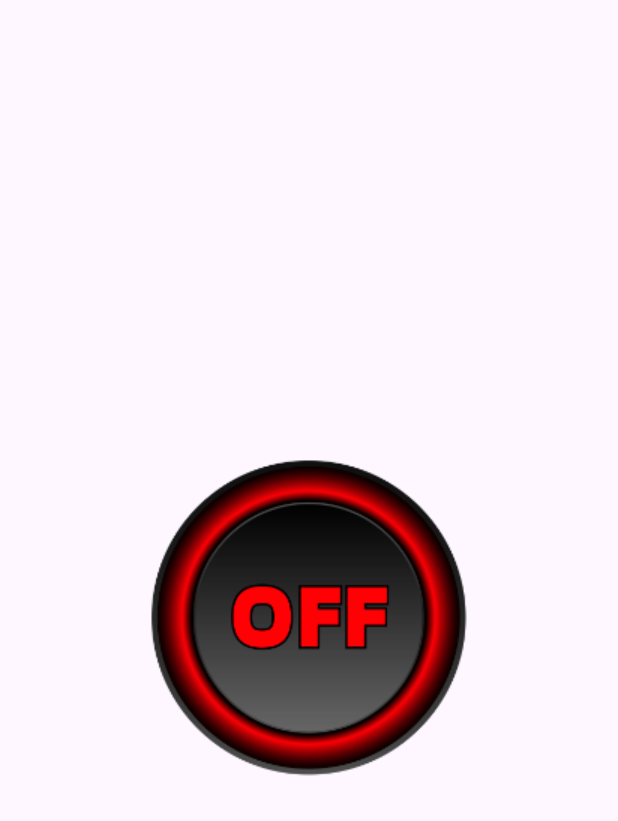
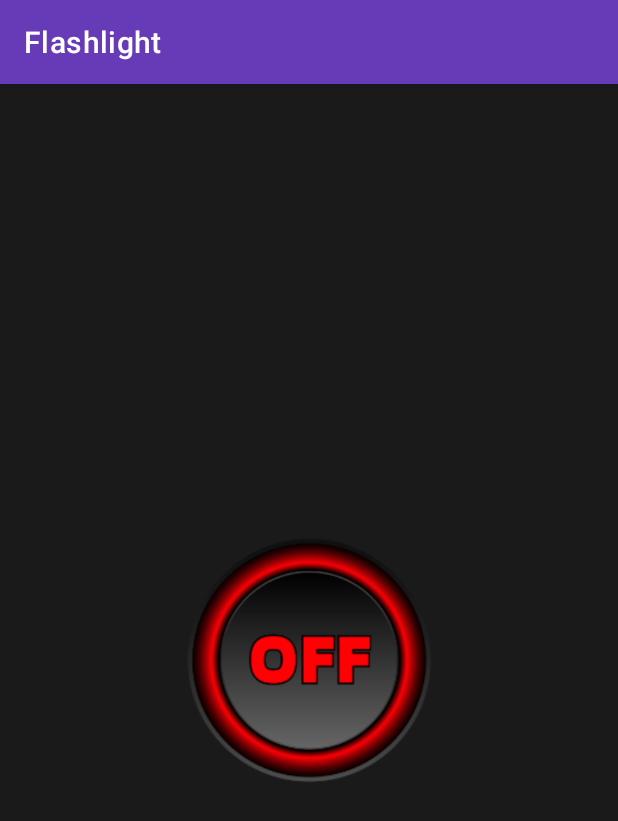
Before and after one commit to Broody-boy/Flashlight_App, an Android app: the MainActivity screen opened directly, with no data from a screen before it, on a phone screen of 412 x 824 dp. Shown: the top 821 px of the screen. Run offline under Robolectric (Android 15) with nearby library versions, the phone set to English and light mode, and no system bars; 2 statements that could not run were skipped.

Commit message:
Dark bg, made ImageButton smaller,added AppBar(Actionbar) in android themes.xml

```diff
--- a/app/src/main/res/layout/activity_main.xml
+++ b/app/src/main/res/layout/activity_main.xml
@@ -4,12 +4,14 @@
     xmlns:tools="http://schemas.android.com/tools"
     android:layout_width="match_parent"
     android:layout_height="match_parent"
-    tools:context=".MainActivity">
+    tools:context=".MainActivity"
+    android:background="#1A1A1A">
 
     <ImageButton
         android:id="@+id/flashlight_img_button"
-        android:layout_width="wrap_content"
-        android:layout_height="wrap_content"
+        android:layout_width="170dp"
+        android:layout_height="170dp"
+        android:scaleType="fitCenter"
         android:background="@android:color/transparent"
         app:layout_constraintBottom_toBottomOf="parent"
         app:layout_constraintEnd_toEndOf="parent"
--- a/app/src/main/res/values/colors.xml
+++ b/app/src/main/res/values/colors.xml
@@ -2,4 +2,7 @@
 <resources>
     <color name="black">#FF000000</color>
     <color name="white">#FFFFFFFF</color>
+    <color name="primaryColor">#673AB7</color>
+    <color name="primaryDarkColor">#361A64</color>
+    <color name="accentColor">#673AB7</color>
 </resources>
--- a/app/src/main/res/values/themes.xml
+++ b/app/src/main/res/values/themes.xml
@@ -1,8 +1,9 @@
 <resources xmlns:tools="http://schemas.android.com/tools">
     <!-- Base application theme. -->
-    <style name="Base.Theme.Flashlight" parent="Theme.Material3.DayNight.NoActionBar">
-        <!-- Customize your light theme here. -->
-        <!-- <item name="colorPrimary">@color/my_light_primary</item> -->
+    <style name="Base.Theme.Flashlight" parent="Theme.MaterialComponents.DayNight.DarkActionBar">
+        <item name="colorPrimary">@color/primaryColor</item>
+        <item name="colorPrimaryDark">@color/primaryDarkColor</item>
+        <item name="colorAccent">@color/accentColor</item>
     </style>
 
     <style name="Theme.Flashlight" parent="Base.Theme.Flashlight" />
```
